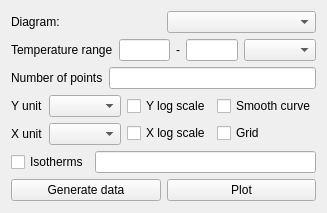
Above: designer/pure_substance_diagrams_ui.ui from marcusbfs/Sindri before the change. Below: the same form after it.
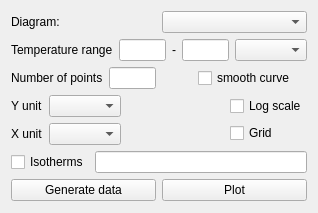
That is the form after the change.

Diff of the .ui file:
```diff
--- a/designer/pure_substance_diagrams_ui.ui
+++ b/designer/pure_substance_diagrams_ui.ui
@@ -17,7 +17,48 @@
    <string>Pure Substance Diagrams</string>
   </property>
   <layout class="QGridLayout" name="gridLayout">
-   <item row="3" column="0" colspan="2">
+   <item row="2" column="3">
+    <widget class="QCheckBox" name="checkBox_smooth">
+     <property name="text">
+      <string>smooth curve</string>
+     </property>
+    </widget>
+   </item>
+   <item row="2" column="0">
+    <widget class="QLabel" name="label_4">
+     <property name="text">
+      <string>Number of points</string>
+     </property>
+    </widget>
+   </item>
+   <item row="1" column="0" colspan="6">
+    <layout class="QHBoxLayout" name="horizontalLayout_2">
+     <item>
+      <widget class="QLabel" name="label_2">
+       <property name="text">
+        <string>Temperature range</string>
+       </property>
+      </widget>
+     </item>
+     <item>
+      <widget class="QLineEdit" name="le_Ti"/>
+     </item>
+     <item>
+      <widget class="QLabel" name="label_3">
+       <property name="text">
+        <string>-</string>
+       </property>
+      </widget>
+     </item>
+     <item>
+      <widget class="QLineEdit" name="le_Tf"/>
+     </item>
+     <item>
+      <widget class="QComboBox" name="comboBox_TrangeUnit"/>
+     </item>
+    </layout>
+   </item>
+   <item row="3" column="0" colspan="6">
     <layout class="QHBoxLayout" name="horizontalLayout_7">
      <item>
       <layout class="QVBoxLayout" name="verticalLayout_2">
@@ -53,27 +94,6 @@
      </item>
      <item>
       <layout class="QGridLayout" name="gridLayout_2">
-       <item row="4" column="0">
-        <widget class="QCheckBox" name="checkBox_xlogscale">
-         <property name="text">
-          <string>X log scale</string>
-         </property>
-        </widget>
-       </item>
-       <item row="2" column="0">
-        <widget class="QCheckBox" name="checkBox_ylogscale">
-         <property name="text">
-          <string>Y log scale</string>
-         </property>
-        </widget>
-       </item>
-       <item row="2" column="1">
-        <widget class="QCheckBox" name="checkBox_smooth">
-         <property name="text">
-          <string>Smooth curve</string>
-         </property>
-        </widget>
-       </item>
        <item row="4" column="1">
         <widget class="QCheckBox" name="checkBox_grid">
          <property name="text">
@@ -81,25 +101,44 @@
          </property>
         </widget>
        </item>
+       <item row="2" column="1">
+        <widget class="QCheckBox" name="checkBox_logscale">
+         <property name="text">
+          <string>Log scale</string>
+         </property>
+        </widget>
+       </item>
+       <item row="2" column="0">
+        <spacer name="horizontalSpacer">
+         <property name="orientation">
+          <enum>Qt::Horizontal</enum>
+         </property>
+         <property name="sizeHint" stdset="0">
+          <size>
+           <width>40</width>
+           <height>20</height>
+          </size>
+         </property>
+        </spacer>
+       </item>
+       <item row="4" column="0">
+        <spacer name="horizontalSpacer_2">
+         <property name="orientation">
+          <enum>Qt::Horizontal</enum>
+         </property>
+         <property name="sizeHint" stdset="0">
+          <size>
+           <width>40</width>
+           <height>20</height>
+          </size>
+         </property>
+        </spacer>
+       </item>
       </layout>
      </item>
     </layout>
    </item>
-   <item row="2" column="0">
-    <widget class="QLabel" name="label_4">
-     <property name="text">
-      <string>Number of points</string>
-     </property>
-    </widget>
-   </item>
-   <item row="2" column="1">
-    <widget class="QLineEdit" name="le_points">
-     <property name="text">
-      <string/>
-     </property>
-    </widget>
-   </item>
-   <item row="4" column="0" colspan="2">
+   <item row="4" column="0" colspan="6">
     <layout class="QHBoxLayout" name="horizontalLayout_3">
      <item>
       <widget class="QCheckBox" name="checkBox_isotherms">
@@ -116,7 +155,14 @@
      </item>
     </layout>
    </item>
-   <item row="5" column="0" colspan="2">
+   <item row="2" column="1">
+    <widget class="QLineEdit" name="le_points">
+     <property name="text">
+      <string/>
+     </property>
+    </widget>
+   </item>
+   <item row="5" column="0" colspan="6">
     <layout class="QHBoxLayout" name="horizontalLayout_6">
      <item>
       <widget class="QPushButton" name="btn_gen">
@@ -134,7 +180,7 @@
      </item>
     </layout>
    </item>
-   <item row="0" column="0" colspan="2">
+   <item row="0" column="0" colspan="6">
     <layout class="QHBoxLayout" name="horizontalLayout">
      <item>
       <widget class="QLabel" name="label">
@@ -152,32 +198,18 @@
      </item>
     </layout>
    </item>
-   <item row="1" column="0" colspan="2">
-    <layout class="QHBoxLayout" name="horizontalLayout_2">
-     <item>
-      <widget class="QLabel" name="label_2">
-       <property name="text">
-        <string>Temperature range</string>
-       </property>
-      </widget>
-     </item>
-     <item>
-      <widget class="QLineEdit" name="le_Ti"/>
-     </item>
-     <item>
-      <widget class="QLabel" name="label_3">
-       <property name="text">
-        <string>-</string>
-       </property>
-      </widget>
-     </item>
-     <item>
-      <widget class="QLineEdit" name="le_Tf"/>
-     </item>
-     <item>
-      <widget class="QComboBox" name="comboBox_TrangeUnit"/>
-     </item>
-    </layout>
+   <item row="2" column="2">
+    <spacer name="horizontalSpacer_3">
+     <property name="orientation">
+      <enum>Qt::Horizontal</enum>
+     </property>
+     <property name="sizeHint" stdset="0">
+      <size>
+       <width>40</width>
+       <height>20</height>
+      </size>
+     </property>
+    </spacer>
    </item>
   </layout>
  </widget>
```
